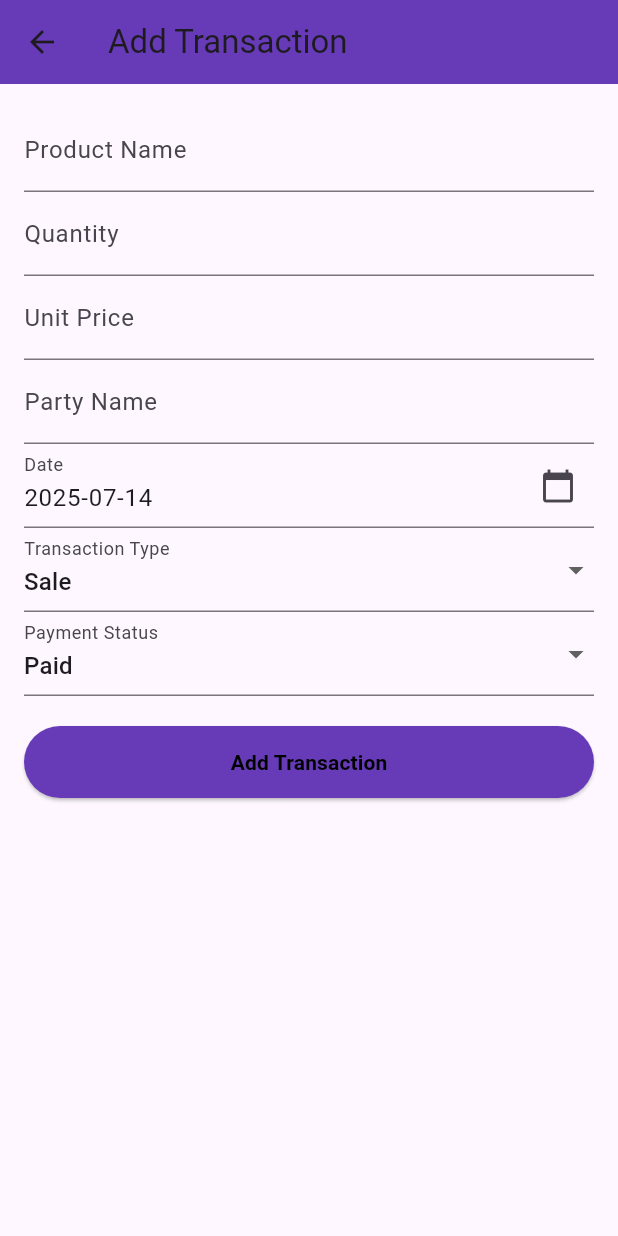
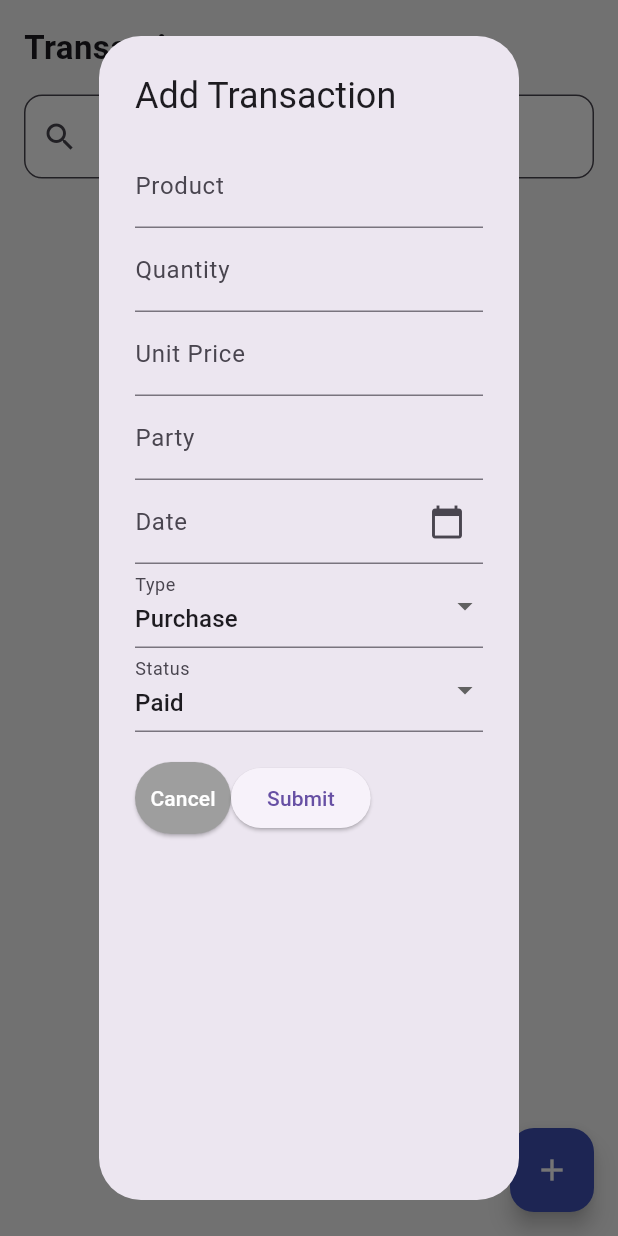
Before and after one commit to yugsakariya/flutter_project, a Flutter app: the TransactionScreen screen opened directly, after a tap on the "add" icon, on a phone screen of 412 x 824 dp. Run offline on Flutter 3.47's test engine with Material 3 defaults, Android fonts, the phone set to English and light mode, and no system bars; our stand-ins replace cloud_firestore, firebase_core, fluttertoast; accounts and stored records are empty.

Commit message:
Important Update

```diff
--- a/lib/Transaction.dart
+++ b/lib/Transaction.dart
@@ -1,5 +1,6 @@
 import 'package:cloud_firestore/cloud_firestore.dart';
 import 'package:flutter/material.dart';
+import 'package:flutter_project/TransactionUpdate.dart';
 import 'package:fluttertoast/fluttertoast.dart';
 import 'package:intl/intl.dart';
 import 'TransactionAdd.dart';
@@ -15,10 +16,7 @@ class _TransactionScreenState extends State<TransactionScreen> {
 
 
   void _updateTransaction(String docId){
-    showDialog(context: context, builder: (_){
-
-    });
-
+    Transactionupdate(docRef: 'docId');
   }
   void _deleteTransaction(String docId) {
     FirebaseFirestore.instance.collection('transaction').doc(docId).delete().then((_)=> Navigator.pop(context)).catchError((error) {
@@ -127,10 +125,10 @@ class _TransactionScreenState extends State<TransactionScreen> {
   String _searchQuery='';
   Stream<QuerySnapshot> _getTransactionStream(){
    if(_searchQuery.isEmpty){
-     return FirebaseFirestore.instance.collection('transaction').snapshots();
+     return FirebaseFirestore.instance.collection('transactions').snapshots();
    }else{
      return FirebaseFirestore.instance
-         .collection('transaction')
+         .collection('transactions')
          .where('',isGreaterThanOrEqualTo: _searchQuery)
          .where('', isLessThanOrEqualTo: '$_searchQuery\uf8ff')
          .snapshots();
@@ -144,7 +142,9 @@ class _TransactionScreenState extends State<TransactionScreen> {
           backgroundColor: Colors.indigo,
           child: const Icon(Icons.add, color: Colors.white),
           onPressed: () {
-            Navigator.push(context, MaterialPageRoute(builder: (_)=> TransactionAdd()));
+            showDialog(context: context, builder: (context) {
+              return TransactionAdd();
+            });
           }
       ),
       body:  Padding(
@@ -256,15 +256,15 @@ class _TransactionScreenState extends State<TransactionScreen> {
                                     SizedBox(width: 5),
                                     Text("Unit Price: \₹${doc['unitPrice']}")
                                   ]),
-                                  Row(children: [
-                                    Icon(Icons.money, size: 18),
-                                    SizedBox(width: 5),
-                                    Text("Total: \₹${doc['total']}")
-                                  ]),
+                                  // Row(children: [
+                                  //   Icon(Icons.money, size: 18),
+                                  //   SizedBox(width: 5),
+                                  //   Text("Total: \₹${doc['total']}")
+                                  // ]),
                                   Row(children: [
                                     Icon(Icons.calendar_today, size: 18),
                                     SizedBox(width: 5),
-                                    Text("Date: ${doc['date']}")
+                                    Text("Date: ${doc['date'].toDate().day} ${DateFormat('MMM').format(doc['date'].toDate())} ${doc['date'].toDate().year}")
                                   ]),
                                   Row(children: [
                                     Icon(Icons.local_offer, size: 18),
--- a/lib/TransactionAdd.dart
+++ b/lib/TransactionAdd.dart
@@ -1,151 +1,217 @@
+import 'package:cloud_firestore/cloud_firestore.dart';
 import 'package:flutter/material.dart';
+import 'package:fluttertoast/fluttertoast.dart';
 import 'package:intl/intl.dart';
 
 class TransactionAdd extends StatefulWidget {
-  final Map<String, dynamic>? transaction;
-
-  const TransactionAdd({super.key, this.transaction});
+  const TransactionAdd({super.key});
 
   @override
   State<TransactionAdd> createState() => _TransactionAddState();
 }
 
 class _TransactionAddState extends State<TransactionAdd> {
+  final _productController = TextEditingController();
+  final _typeController = TextEditingController();
+  final _quantityController = TextEditingController();
+  final _unitPriceController = TextEditingController();
+  // final _totalController = TextEditingController();
+  final _dateController = TextEditingController();
+  final _partyController = TextEditingController();
+  final _statusController = TextEditingController();
   final _formKey = GlobalKey<FormState>();
-  final productController = TextEditingController();
-  final qtyController = TextEditingController();
-  final unitPriceController = TextEditingController();
-  final partyController = TextEditingController();
-  final dateController = TextEditingController();
 
-  String type = 'Sale';
-  String status = 'Paid';
-
-  @override
   void initState() {
     super.initState();
-    if (widget.transaction != null) {
-      final t = widget.transaction!;
-      productController.text = t['product'];
-      qtyController.text = t['qty'].toString();
-      unitPriceController.text = t['unitPrice'].toString();
-      partyController.text = t['party'];
-      dateController.text = t['date'];
-      type = t['type'];
-      status = t['status'];
-    } else {
-      dateController.text = DateFormat('yyyy-MM-dd').format(DateTime.now());
-    }
-  }
-
-  void _submitForm() {
-    if (_formKey.currentState!.validate()) {
-      final qty = int.parse(qtyController.text);
-      final unitPrice = double.parse(unitPriceController.text);
-      final total = qty * unitPrice;
-
-      final newTransaction = {
-        'product': productController.text,
-        'qty': qty,
-        'unitPrice': unitPrice,
-        'total': total,
-        'date': dateController.text,
-        'party': partyController.text,
-        'type': type,
-        'status': status,
-      };
-
-      Navigator.pop(context, newTransaction);
-    }
-  }
-
-  Future<void> _pickDate(BuildContext context) async {
-    final DateTime? picked = await showDatePicker(
-      context: context,
-      initialDate: DateTime.tryParse(dateController.text) ?? DateTime.now(),
-      firstDate: DateTime(2020),
-      lastDate: DateTime(2030),
-    );
-    if (picked != null) {
-      setState(() {
-        dateController.text = DateFormat('yyyy-MM-dd').format(picked);
-      });
-    }
+    _typeController.text = 'Purchase'; // Default value
+    _statusController.text = 'Paid'; // Default value
   }
 
   @override
   Widget build(BuildContext context) {
-    final isUpdating = widget.transaction != null;
-    return Scaffold(
-      appBar: AppBar(
-        title: Text(isUpdating ? "Update Transaction" : "Add Transaction"),
-        backgroundColor: Colors.deepPurple,
-      ),
-      body: Padding(
-        padding: const EdgeInsets.all(16),
-        child: Form(
+    return AlertDialog(
+      title: Text("Add Transaction"),
+      content: Form(
         key: _formKey,
-          child: ListView(
+        child: Column(
           children: [
             TextFormField(
-                controller: productController,
-                decoration: InputDecoration(labelText: "Product Name"),
-                validator: (value) => value!.isEmpty ? 'Enter product name' : null,
+              controller: _productController,
+              decoration: InputDecoration(
+                label: Text("Product"),
+                hintText: "Enter Product name",
+              ),
+              validator: (value) {
+                if (value!.isEmpty) {
+                  return "Please enter product name";
+                }
+                return null;
+              },
             ),
             TextFormField(
-                controller: qtyController,
-                decoration: InputDecoration(labelText: "Quantity"),
-                keyboardType: TextInputType.number,
-                validator: (value) => value!.isEmpty ? 'Enter quantity' : null,
+              controller: _quantityController,
+              decoration: InputDecoration(
+                label: Text("Quantity"),
+                hintText: "Enter Quantity",
+              ),
+              validator: (value) {
+                if (value!.isEmpty) {
+                  return "Please enter quantity";
+                }
+                return null;
+              },
             ),
             TextFormField(
-                controller: unitPriceController,
-                decoration: InputDecoration(labelText: "Unit Price"),
-                keyboardType: TextInputType.number,
-                validator: (value) => value!.isEmpty ? 'Enter unit price' : null,
+              controller: _unitPriceController,
+              decoration: InputDecoration(
+                label: Text("Unit Price"),
+                hintText: "Enter Unit Price",
+              ),
+              validator: (value) {
+                if (value!.isEmpty) {
+                  return "Please enter unit price";
+                }
+                return null;
+              },
             ),
             TextFormField(
-                controller: partyController,
-                decoration: InputDecoration(labelText: "Party Name"),
-                validator: (value) => value!.isEmpty ? 'Enter party name' : null,
+              controller: _partyController,
+              decoration: InputDecoration(
+                label: Text("Party"),
+                hintText: "Enter Party Name",
+              ),
+              validator: (value) {
+                if (value!.isEmpty) {
+                  return "Please enter party name";
+                }
+                return null;
+              },
             ),
             TextFormField(
-                controller: dateController,
-                readOnly: true,
-                onTap: () => _pickDate(context),
+              controller: _dateController,
               decoration: InputDecoration(
                 labelText: "Date",
-                  suffixIcon: Icon(Icons.calendar_today),
+                hintText: "Select Date",
+                suffixIcon: IconButton(
+                  icon: Icon(Icons.calendar_today),
+                  onPressed: () {
+                    showDatePicker(
+                      context: context,
+                      initialDate: DateTime.now(),
+                      firstDate: DateTime(2000),
+                      lastDate: DateTime(2100),
+                    ).then((pickedDate) {
+                      if (pickedDate != null) {
+                        _dateController.text =
+                            DateFormat('dd-MM-yyyy').format(pickedDate);
+                      }
+                    });
+                  },
                 ),
-                validator: (value) => value!.isEmpty ? 'Pick a date' : null,
+              ),
+              validator: (value) {
+                if (value!.isEmpty) {
+                  return "Please select date";
+                }
+                return null;
+              },
             ),
             DropdownButtonFormField<String>(
+              value: _typeController.text,
+              items: ['Purchase', 'Sale'].map((type) {
+                return DropdownMenuItem(
                   value: type,
-                decoration: InputDecoration(labelText: "Transaction Type"),
-                items: ['Sale', 'Purchase']
-                    .map((val) => DropdownMenuItem(value: val, child: Text(val)))
-                    .toList(),
-                onChanged: (value) => setState(() => type = value!),
+                  child: Text(type),
+                );
+              }).toList(),
+              onChanged: (value) {
+                setState(() => _typeController.text = value!);
+              },
+              decoration: InputDecoration(
+                labelText: "Type",
+                hintText: "Select Type",
+              ),
+              validator: (value) {
+                if (value == null) {
+                  return "Please select type";
+                }
+                return null;
+              },
             ),
             DropdownButtonFormField<String>(
+              value: _statusController.text,
+              items: ['Paid', 'Due'].map((status) {
+                return DropdownMenuItem(
                   value: status,
-                decoration: InputDecoration(labelText: "Payment Status"),
-                items: ['Paid', 'Due']
-                    .map((val) => DropdownMenuItem(value: val, child: Text(val)))
-                    .toList(),
-                onChanged: (value) => setState(() => status = value!),
+                  child: Text(status),
+                );
+              }).toList(),
+              onChanged: (value) {
+                setState(() => _statusController.text = value!);
+              },
+              decoration: InputDecoration(
+                labelText: "Status",
+                hintText: "Select Status",
+              ),
+              validator: (value) {
+                if (value == null) {
+                  return "Please select status";
+                }
+                return null;
+              },
             ),
             SizedBox(height: 20),
-              ElevatedButton(
-                onPressed: _submitForm,
-                child: Text(isUpdating ? "Update Transaction" : "Add Transaction",style: TextStyle(color: Colors.black,fontWeight: FontWeight.bold)),
+            Row(
+              children: [
+                ElevatedButton(onPressed: () {
+                  Navigator.pop(context);
+                },
                   style: ElevatedButton.styleFrom(
-                  backgroundColor: Colors.deepPurple,
+                    backgroundColor: Colors.grey,
                     padding: EdgeInsets.symmetric(vertical: 14),
                   ),
+                  child: Text(
+                      "Cancel", style: TextStyle(color: Colors.white)),
+                ),
+                ElevatedButton(onPressed: () {
+                  if (_formKey.currentState!.validate()) {
+                    FirebaseFirestore.instance
+                        .collection('transactions')
+                        .add(
+                          {
+                            'product': _productController.text,
+                            'quantity': int.parse(_quantityController.text),
+                            'unitPrice': double.parse(_unitPriceController.text),
+                            'party': _partyController.text,
+                            'date': DateFormat('dd-MM-yyyy').parse(_dateController.text),
+                            'type': _typeController.text,
+                            'status': _statusController.text,
+                          }
+                        ).then((value) {
+                         Fluttertoast.showToast(msg: "Transaction Added",
+                          toastLength: Toast.LENGTH_SHORT,
+                          gravity: ToastGravity.BOTTOM,
+                          backgroundColor: Colors.black,
+                          textColor: Colors.white,
+                          fontSize: 16.0
+                         );
+                          Navigator.pop(context);
+                        }).catchError((error) {
+                          Fluttertoast.showToast(
+                            msg: "Failed to add transaction: $error",
+                            toastLength: Toast.LENGTH_SHORT,
+                            gravity: ToastGravity.BOTTOM,
+                            backgroundColor: Colors.red,
+                            textColor: Colors.white,
+                            fontSize: 16.0
+                          );
+                        }
+                    );
+                  }
+                }, child: Text("Submit"))
+              ],
             ),
           ],
-          ),
         ),
       ),
     );
```
Also changed, not shown: lib/ProductEdit.dart (+24 -3 lines), lib/TransactionUpdate.dart (+67 -29 lines). Lines whose indentation alone changed are shown as unchanged.
